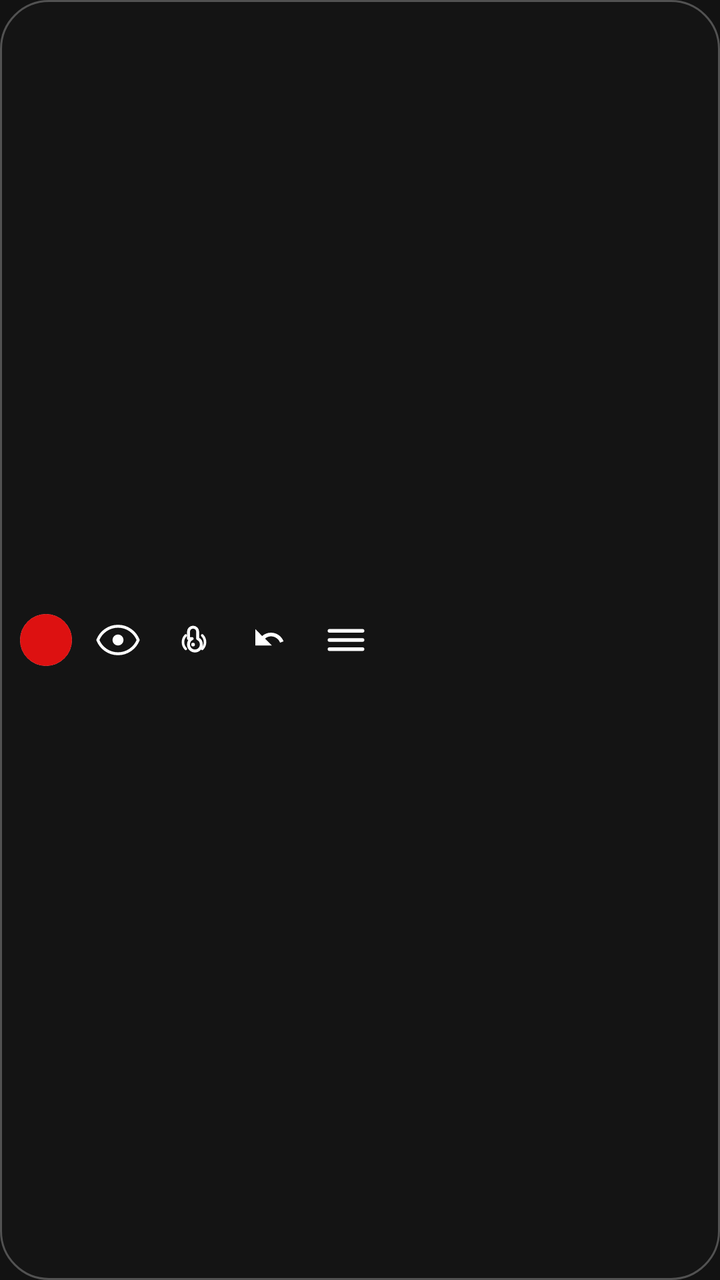
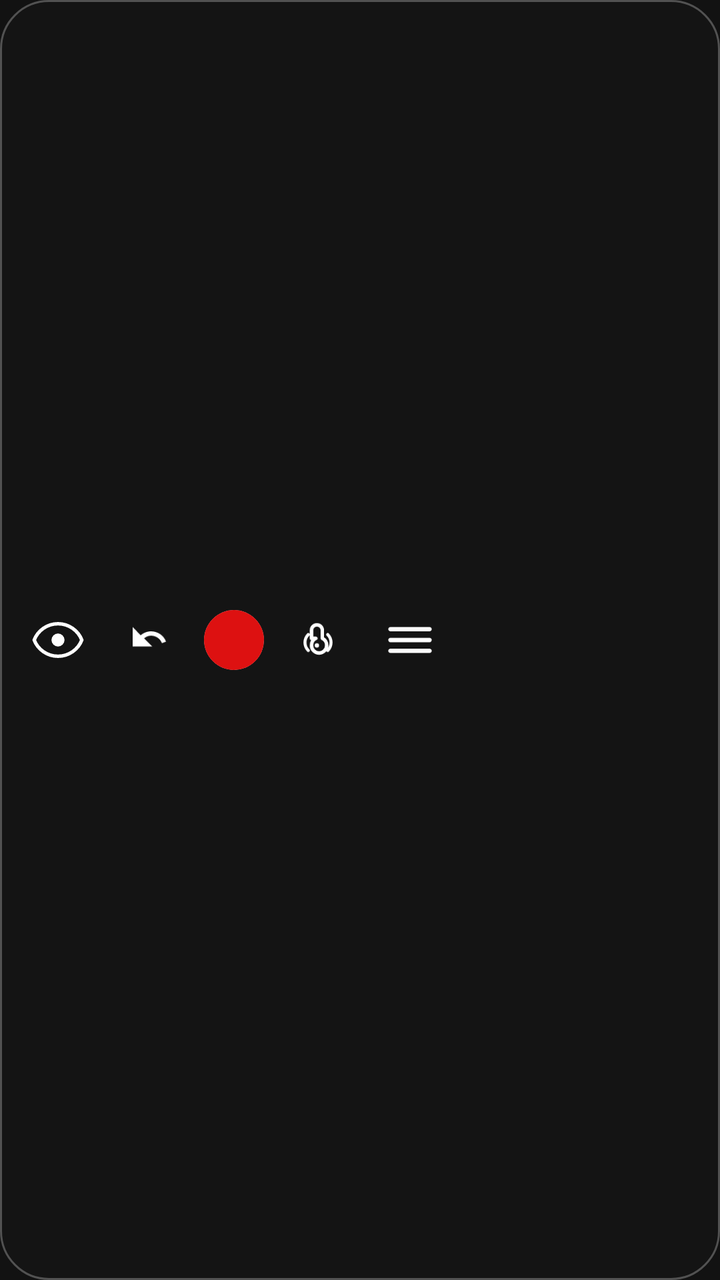

An Android layout rendered at two revisions. The XML below is the earlier revision; the diff shows what the commit changed to produce the second picture.
<!-- AndroidManifest.xml: application theme Theme.DrawAnywhere -->
<!-- res/layout/overlay_toolbar_horizontal.xml -->
<?xml version="1.0" encoding="utf-8"?>
<LinearLayout
    xmlns:android="http://schemas.android.com/apk/res/android"
    android:layout_width="wrap_content"
    android:layout_height="wrap_content"
    android:orientation="horizontal"
    android:gravity="center_vertical"
    android:background="@drawable/bg_toolbar"
    android:paddingStart="8dp"
    android:paddingEnd="8dp"
    android:paddingTop="3dp"
    android:paddingBottom="3dp"
    android:elevation="6dp">

    
    <FrameLayout
        android:layout_width="26dp"
        android:layout_height="26dp"
        android:layout_marginStart="2dp"
        android:layout_marginEnd="4dp"
        android:background="@drawable/bg_color_dot_ring"
        android:clipToOutline="true"
        android:contentDescription="@string/cd_color_dot">
        <View
            android:id="@+id/view_color_dot"
            android:layout_width="match_parent"
            android:layout_height="match_parent"
            android:background="@color/toolbar_dot_red" />
    </FrameLayout>

    
    <ImageView
        android:id="@+id/btn_hide"
        android:layout_width="38dp"
        android:layout_height="38dp"
        android:padding="8dp"
        android:src="@drawable/ic_eye"
        android:tint="@color/toolbar_icon_default"
        android:scaleType="fitCenter"
        android:background="@android:color/transparent"
        android:contentDescription="@string/cd_btn_hide" />

    
    <ImageView
        android:id="@+id/view_finger_indicator"
        android:layout_width="38dp"
        android:layout_height="38dp"
        android:padding="8dp"
        android:src="@drawable/ic_finger"
        android:tint="@color/toolbar_icon_default"
        android:scaleType="fitCenter"
        android:background="@android:color/transparent"
        android:contentDescription="@null"
        android:importantForAccessibility="no" />

    
    <ImageView
        android:id="@+id/btn_undo"
        android:layout_width="38dp"
        android:layout_height="38dp"
        android:padding="8dp"
        android:src="@drawable/ic_undo"
        android:tint="@color/toolbar_icon_default"
        android:scaleType="fitCenter"
        android:background="@android:color/transparent"
        android:contentDescription="@string/cd_btn_undo" />

    
    <ImageView
        android:id="@+id/btn_settings"
        android:layout_width="38dp"
        android:layout_height="38dp"
        android:padding="8dp"
        android:src="@drawable/ic_settings"
        android:tint="@color/toolbar_icon_default"
        android:scaleType="fitCenter"
        android:background="@android:color/transparent"
        android:contentDescription="@string/cd_btn_settings" />

</LinearLayout>
<!-- resources referenced by this layout -->
<resources>
  <color name="toolbar_dot_red">#FFDD1111</color>
  <color name="toolbar_icon_default">#FFFFFFFF</color>
  <!-- drawable bg_color_dot_ring (drawable) -->
  <?xml version="1.0" encoding="utf-8"?>
  <shape xmlns:android="http://schemas.android.com/apk/res/android"
      android:shape="oval">
  
      <solid android:color="@android:color/transparent" />
  
      <stroke
          android:width="2dp"
          android:color="#FFFFFFFF" />
  
  </shape>
  <!-- drawable bg_toolbar (drawable) -->
  <?xml version="1.0" encoding="utf-8"?>
  <shape xmlns:android="http://schemas.android.com/apk/res/android"
      android:shape="rectangle">
  
      <solid android:color="@color/toolbar_bg" />
  
      <corners android:radius="24dp" />
  
      <stroke
          android:width="1dp"
          android:color="@color/toolbar_divider" />
  
  </shape>
  <!-- drawable ic_eye (drawable) -->
  <?xml version="1.0" encoding="utf-8"?>
  <vector xmlns:android="http://schemas.android.com/apk/res/android"
      android:width="24dp"
      android:height="24dp"
      android:viewportWidth="24"
      android:viewportHeight="24">
  
      
      <path
          android:pathData="M12,4.5C7,4.5 2.73,7.61 1,12C2.73,16.39 7,19.5 12,19.5C17,19.5 21.27,16.39 23,12C21.27,7.61 17,4.5 12,4.5Z"
          android:strokeColor="#FFFFFFFF"
          android:strokeWidth="1.6"
          android:fillColor="#00000000"
          android:strokeLineCap="round"
          android:strokeLineJoin="round" />
  
      
      <path
          android:pathData="M12,9A3,3 0,0 1,15 12A3,3 0,0 1,12 15A3,3 0,0 1,9 12A3,3 0,0 1,12 9Z"
          android:fillColor="#FFFFFFFF" />
  
  </vector>
  <!-- drawable ic_settings (drawable) -->
  <?xml version="1.0" encoding="utf-8"?>
  <vector xmlns:android="http://schemas.android.com/apk/res/android"
      android:width="24dp"
      android:height="24dp"
      android:viewportWidth="24"
      android:viewportHeight="24">
  
      
      <path
          android:pathData="M3,7H21"
          android:fillColor="#00000000"
          android:strokeColor="#FFFFFFFF"
          android:strokeWidth="2"
          android:strokeLineCap="round" />
  
      
      <path
          android:pathData="M3,12H21"
          android:fillColor="#00000000"
          android:strokeColor="#FFFFFFFF"
          android:strokeWidth="2"
          android:strokeLineCap="round" />
  
      
      <path
          android:pathData="M3,17H21"
          android:fillColor="#00000000"
          android:strokeColor="#FFFFFFFF"
          android:strokeWidth="2"
          android:strokeLineCap="round" />
  
  </vector>
  <!-- drawable ic_undo (drawable) -->
  <?xml version="1.0" encoding="utf-8"?>
  <vector xmlns:android="http://schemas.android.com/apk/res/android"
      android:width="24dp"
      android:height="24dp"
      android:viewportWidth="24"
      android:viewportHeight="24">
  
      <path
          android:pathData="M12.5,8C10.65,8 8.99,8.7 7.7,9.83L4,6V15H13L9.27,11.27C10.16,10.49 11.28,10 12.5,10C14.77,10 16.72,11.44 17.5,13.45L19.41,12.74C18.29,9.87 15.61,8 12.5,8Z"
          android:fillColor="#FFFFFFFF" />
  
  </vector>
  <string name="cd_btn_hide">Hide or show canvas</string>
  <string name="cd_btn_settings">Open settings</string>
  <string name="cd_btn_undo">Undo last stroke</string>
  <string name="cd_color_dot">Current drawing color</string>
  <color name="toolbar_bg">#E8141414</color>
  <color name="toolbar_divider">#44FFFFFF</color>
  <color name="colorPrimary">#FFB73A3A</color>
  <color name="colorPrimaryVariant">#FF8B0000</color>
  <color name="colorOnPrimary">#FFFFFFFF</color>
  <color name="colorSecondary">#FF444444</color>
  <color name="colorOnSecondary">#FFFFFFFF</color>
  <color name="colorError">#FFCF6679</color>
  <color name="colorOnError">#FF000000</color>
  <color name="colorSurface">#FF1C1C1C</color>
  <color name="colorOnSurface">#FFFFFFFF</color>
  <color name="colorBackground">#FF121212</color>
  <!-- unchanged entries left out for length: 2 -->
</resources>

<!-- the commit's change to res/layout/overlay_toolbar_horizontal.xml (unified diff, before → after) -->
@@ -6,17 +6,41 @@
     android:orientation="horizontal"
     android:gravity="center_vertical"
     android:background="@drawable/bg_toolbar"
-    android:paddingStart="8dp"
-    android:paddingEnd="8dp"
-    android:paddingTop="3dp"
-    android:paddingBottom="3dp"
-    android:elevation="6dp">
+    android:paddingStart="6dp"
+    android:paddingEnd="6dp"
+    android:paddingTop="4dp"
+    android:paddingBottom="4dp"
+    android:elevation="8dp">
+
+    
+    <ImageView
+        android:id="@+id/btn_hide"
+        android:layout_width="46dp"
+        android:layout_height="46dp"
+        android:padding="10dp"
+        android:src="@drawable/ic_eye"
+        android:tint="@color/toolbar_icon_default"
+        android:scaleType="fitCenter"
+        android:background="@android:color/transparent"
+        android:contentDescription="@string/cd_btn_hide" />
+
+    
+    <ImageView
+        android:id="@+id/btn_undo"
+        android:layout_width="46dp"
+        android:layout_height="46dp"
+        android:padding="10dp"
+        android:src="@drawable/ic_undo"
+        android:tint="@color/toolbar_icon_default"
+        android:scaleType="fitCenter"
+        android:background="@android:color/transparent"
+        android:contentDescription="@string/cd_btn_undo" />
 
     
     <FrameLayout
-        android:layout_width="26dp"
-        android:layout_height="26dp"
-        android:layout_marginStart="2dp"
+        android:layout_width="30dp"
+        android:layout_height="30dp"
+        android:layout_marginStart="4dp"
         android:layout_marginEnd="4dp"
         android:background="@drawable/bg_color_dot_ring"
         android:clipToOutline="true"
@@ -30,47 +54,23 @@
 
     
     <ImageView
-        android:id="@+id/btn_hide"
-        android:layout_width="38dp"
-        android:layout_height="38dp"
-        android:padding="8dp"
-        android:src="@drawable/ic_eye"
-        android:tint="@color/toolbar_icon_default"
-        android:scaleType="fitCenter"
-        android:background="@android:color/transparent"
-        android:contentDescription="@string/cd_btn_hide" />
-
-    
-    <ImageView
         android:id="@+id/view_finger_indicator"
-        android:layout_width="38dp"
-        android:layout_height="38dp"
-        android:padding="8dp"
+        android:layout_width="46dp"
+        android:layout_height="46dp"
+        android:padding="10dp"
         android:src="@drawable/ic_finger"
         android:tint="@color/toolbar_icon_default"
         android:scaleType="fitCenter"
         android:background="@android:color/transparent"
-        android:contentDescription="@null"
-        android:importantForAccessibility="no" />
-
-    
-    <ImageView
-        android:id="@+id/btn_undo"
-        android:layout_width="38dp"
-        android:layout_height="38dp"
-        android:padding="8dp"
-        android:src="@drawable/ic_undo"
-        android:tint="@color/toolbar_icon_default"
-        android:scaleType="fitCenter"
-        android:background="@android:color/transparent"
-        android:contentDescription="@string/cd_btn_undo" />
+        android:importantForAccessibility="no"
+        android:contentDescription="@null" />
 
     
     <ImageView
         android:id="@+id/btn_settings"
-        android:layout_width="38dp"
-        android:layout_height="38dp"
-        android:padding="8dp"
+        android:layout_width="46dp"
+        android:layout_height="46dp"
+        android:padding="10dp"
         android:src="@drawable/ic_settings"
         android:tint="@color/toolbar_icon_default"
         android:scaleType="fitCenter"
